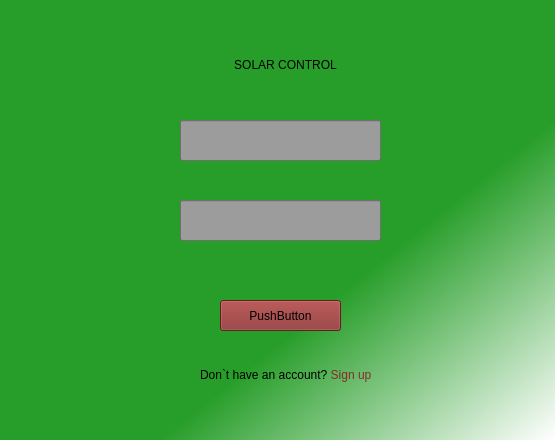
Before: the Qt Designer form UI/SolarControl_Log_page/Log_in.ui in Kirill020/Solar-Control, drawn with Qt 5.
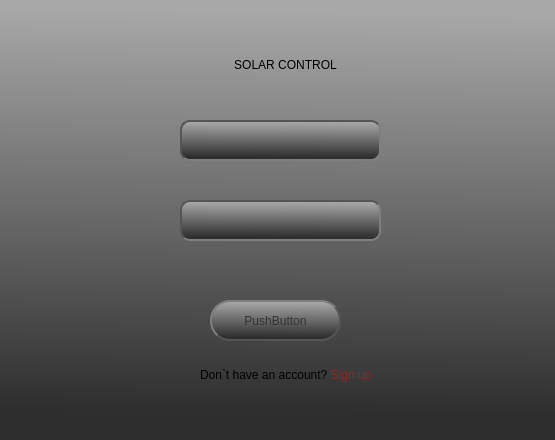
After: the same form once the commit is applied. Icons and pictures are not drawn.

```diff
--- a/UI/SolarControl_Log_page/Log_in.ui
+++ b/UI/SolarControl_Log_page/Log_in.ui
@@ -26,7 +26,7 @@
    <string>Form</string>
   </property>
   <property name="styleSheet">
-   <string notr="true">background-color: qlineargradient(spread:pad, x1:0.256, y1:0.272227, x2:1, y2:1, stop:0.511364 rgba(40, 158, 42, 255), stop:1 rgba(255, 255, 255, 255));</string>
+   <string notr="true">background-color: qlineargradient(spread:pad, x1:0.482198, y1:0.971, x2:0.497, y2:0.023, stop:0.0338983 rgba(46, 46, 46, 255), stop:1 rgba(168, 168, 168, 255));</string>
   </property>
   <widget class="QLineEdit" name="Login">
    <property name="geometry">
@@ -41,7 +41,34 @@
     <string>Login</string>
    </property>
    <property name="styleSheet">
-    <string notr="true">background-color: rgb(156, 156, 156);</string>
+    <string notr="true">QLineEdit {
+color: #333;
+border: 2px solid #555;
+border-radius: 10px;
+border-style: inset;
+font: 12pt &quot;MS Shell Dlg 2&quot;;
+min-width: 8em;
+background: qradialgradient(
+cx: 0.3, cy: -0.4, fx: 0.3, fy: -0.4,
+radius: 1.35, stop: 0 #fff, stop: 1 #a6a6a6
+);
+padding: 5px;
+}
+
+QLineEdit:hover {
+background: qradialgradient(
+cx: 0.3, cy: -0.4, fx: 0.3, fy: -0.4,
+radius: 1.35, stop: 0 #b4b4b4, stop: 1 #969696
+);
+}
+
+QLineEdit:pressed {
+border-style: inset;
+background: qradialgradient(
+cx: 0.4, cy: -0.1, fx: 0.4, fy: -0.1,
+radius: 1.35, stop: 0 #fff, stop: 1 #ddd
+);
+}</string>
    </property>
    <property name="inputMask">
     <string/>
@@ -66,7 +93,34 @@
     <string>Login</string>
    </property>
    <property name="styleSheet">
-    <string notr="true">background-color: rgb(156, 156, 156);</string>
+    <string notr="true">QLineEdit {
+color: #333;
+border: 2px solid #555;
+border-radius: 10px;
+border-style: inset;
+font: 12pt &quot;MS Shell Dlg 2&quot;;
+min-width: 8em;
+background: qradialgradient(
+cx: 0.3, cy: -0.4, fx: 0.3, fy: -0.4,
+radius: 1.35, stop: 0 #fff, stop: 1 #a6a6a6
+);
+padding: 5px;
+}
+
+QLineEdit:hover {
+background: qradialgradient(
+cx: 0.3, cy: -0.4, fx: 0.3, fy: -0.4,
+radius: 1.35, stop: 0 #b4b4b4, stop: 1 #969696
+);
+}
+
+QLineEdit:pressed {
+border-style: inset;
+background: qradialgradient(
+cx: 0.4, cy: -0.1, fx: 0.4, fy: -0.1,
+radius: 1.35, stop: 0 #fff, stop: 1 #ddd
+);
+}</string>
    </property>
    <property name="inputMask">
     <string/>
@@ -81,19 +135,56 @@
   <widget class="QPushButton" name="pushButton">
    <property name="geometry">
     <rect>
-     <x>220</x>
+     <x>210</x>
      <y>300</y>
-     <width>121</width>
-     <height>31</height>
+     <width>131</width>
+     <height>41</height>
     </rect>
    </property>
+   <property name="minimumSize">
+    <size>
+     <width>131</width>
+     <height>41</height>
+    </size>
+   </property>
+   <property name="maximumSize">
+    <size>
+     <width>131</width>
+     <height>41</height>
+    </size>
+   </property>
    <property name="autoFillBackground">
     <bool>false</bool>
    </property>
    <property name="styleSheet">
-    <string notr="true">background-color:rgb(136, 42, 42);
-font: 8pt &quot;Comic Sans MS&quot;;
-</string>
+    <string notr="true">QPushButton {
+color: #333;
+border: 2px solid #555;
+border-radius: 20px;
+border-style: outset;
+font: 12pt &quot;MS Shell Dlg 2&quot;;
+min-width: 8em;
+background: qradialgradient(
+cx: 0.3, cy: -0.4, fx: 0.3, fy: -0.4,
+radius: 1.35, stop: 0 #fff, stop: 1 #888
+);
+padding: 5px;
+}
+
+QPushButton:hover {
+background: qradialgradient(
+cx: 0.3, cy: -0.4, fx: 0.3, fy: -0.4,
+radius: 1.35, stop: 0 #fff, stop: 1 #bbb
+);
+}
+
+QPushButton:pressed {
+border-style: inset;
+background: qradialgradient(
+cx: 0.4, cy: -0.1, fx: 0.4, fy: -0.1,
+radius: 1.35, stop: 0 #fff, stop: 1 #ddd
+);
+}</string>
    </property>
    <property name="text">
     <string>PushButton</string>
@@ -143,6 +234,29 @@
     <string>&lt;html&gt;&lt;head/&gt;&lt;body&gt;&lt;p align=&quot;center&quot;&gt;Don`t have an account? &lt;span style=&quot; color:#882a2a;&quot;&gt;Sign up&lt;/span&gt;&lt;/p&gt;&lt;/body&gt;&lt;/html&gt;</string>
    </property>
   </widget>
+  <widget class="QLabel" name="Logo_cap">
+   <property name="geometry">
+    <rect>
+     <x>120</x>
+     <y>40</y>
+     <width>91</width>
+     <height>51</height>
+    </rect>
+   </property>
+   <property name="minimumSize">
+    <size>
+     <width>82</width>
+     <height>45</height>
+    </size>
+   </property>
+   <property name="styleSheet">
+    <string notr="true">background-color: rgba(255, 255, 255, 0);
+image: url(:/newPrefix/images/backgrounds/PsLYIQ01.svg);</string>
+   </property>
+   <property name="text">
+    <string>&lt;html&gt;&lt;head/&gt;&lt;body&gt;&lt;p align=&quot;center&quot;&gt;&lt;br/&gt;&lt;/p&gt;&lt;/body&gt;&lt;/html&gt;</string>
+   </property>
+  </widget>
  </widget>
  <resources>
   <include location="Background.qrc"/>
```
Left out of the diff: 2 changed lines with no effect on the pictures.
